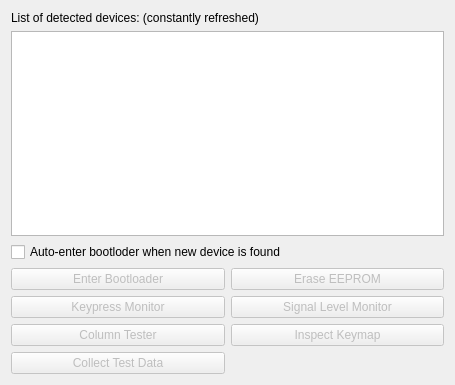
First picture: the form in keyboards/xwhatsit/util/util/mainwindow.ui, repository razerbann/qmk_firmware, before the edit.
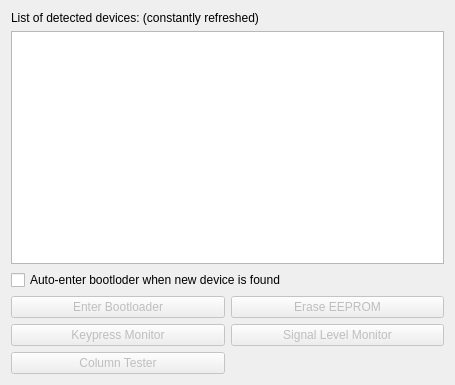
Second picture: the form after the edit.

Commit message: xwhatsit: util: removed currently unused buttons

Patch:
```diff
--- a/keyboards/xwhatsit/util/util/mainwindow.ui
+++ b/keyboards/xwhatsit/util/util/mainwindow.ui
@@ -65,13 +65,13 @@
           </property>
          </widget>
         </item>
-        <item row="3" column="0">
-         <widget class="QPushButton" name="pushButton_3">
+        <item row="2" column="0">
+         <widget class="QPushButton" name="columnTesterButton">
           <property name="enabled">
            <bool>false</bool>
           </property>
           <property name="text">
-           <string>Collect Test Data</string>
+           <string>Column Tester</string>
           </property>
          </widget>
         </item>
@@ -95,26 +95,6 @@
           </property>
          </widget>
         </item>
-        <item row="2" column="0">
-         <widget class="QPushButton" name="columnTesterButton">
-          <property name="enabled">
-           <bool>false</bool>
-          </property>
-          <property name="text">
-           <string>Column Tester</string>
-          </property>
-         </widget>
-        </item>
-        <item row="2" column="1">
-         <widget class="QPushButton" name="pushButton_6">
-          <property name="enabled">
-           <bool>false</bool>
-          </property>
-          <property name="text">
-           <string>Inspect Keymap</string>
-          </property>
-         </widget>
-        </item>
        </layout>
       </item>
      </layout>
```
